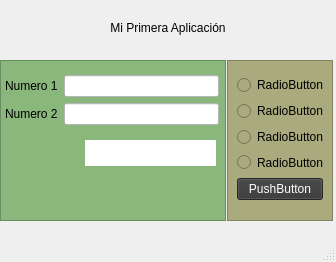
The window that Sesion_19/PrimerEjercicio.ui (dtorresUSB/Corte3_USB) describes before a commit, drawn with Qt 5.
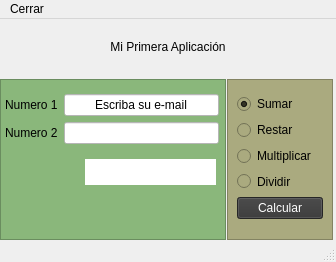
The same window after the commit.

Commit message: actualizacion sesion 20

Patch:
```diff
--- a/Sesion_19/PrimerEjercicio.ui
+++ b/Sesion_19/PrimerEjercicio.ui
@@ -67,7 +67,7 @@
       <string/>
      </property>
     </widget>
-    <widget class="QWidget" name="">
+    <widget class="QWidget" name="layoutWidget">
      <property name="geometry">
       <rect>
        <x>5</x>
@@ -97,6 +97,12 @@
           <property name="styleSheet">
            <string notr="true">background-color: rgb(255, 255, 255);</string>
           </property>
+          <property name="text">
+           <string>Escriba su e-mail</string>
+          </property>
+          <property name="alignment">
+           <set>Qt::AlignCenter</set>
+          </property>
          </widget>
         </item>
        </layout>
@@ -143,7 +149,7 @@
     <property name="frameShadow">
      <enum>QFrame::Raised</enum>
     </property>
-    <widget class="QWidget" name="">
+    <widget class="QWidget" name="layoutWidget">
      <property name="geometry">
       <rect>
        <x>10</x>
@@ -158,14 +164,17 @@
         <item>
          <widget class="QRadioButton" name="radioButton">
           <property name="text">
-           <string>RadioButton</string>
+           <string>Sumar</string>
+          </property>
+          <property name="checked">
+           <bool>true</bool>
           </property>
          </widget>
         </item>
         <item>
          <widget class="QRadioButton" name="radioButton_2">
           <property name="text">
-           <string>RadioButton</string>
+           <string>Restar</string>
           </property>
           <property name="autoExclusive">
            <bool>true</bool>
@@ -175,14 +184,14 @@
         <item>
          <widget class="QRadioButton" name="radioButton_3">
           <property name="text">
-           <string>RadioButton</string>
+           <string>Multiplicar</string>
           </property>
          </widget>
         </item>
         <item>
          <widget class="QRadioButton" name="radioButton_4">
           <property name="text">
-           <string>RadioButton</string>
+           <string>Dividir</string>
           </property>
          </widget>
         </item>
@@ -208,7 +217,7 @@
 color: rgb(255,255,255);</string>
         </property>
         <property name="text">
-         <string>PushButton</string>
+         <string>Calcular</string>
         </property>
        </widget>
       </item>
@@ -225,6 +234,13 @@
      <height>21</height>
     </rect>
    </property>
+   <widget class="QMenu" name="menuCerrar">
+    <property name="title">
+     <string>Cerrar</string>
+    </property>
+    <addaction name="actionSalir"/>
+   </widget>
+   <addaction name="menuCerrar"/>
   </widget>
   <widget class="QStatusBar" name="statusbar"/>
  </widget>
```
Left out of the diff: 19 changed lines with no effect on the pictures. The commit also changes 2 other files.
